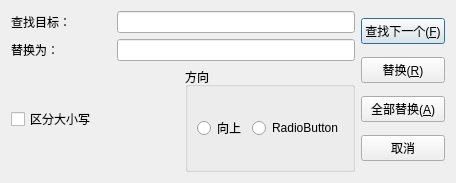
starwalkingzhou/Qt_Lab2_MyEditor, file replacedialog.ui: the form before one commit.
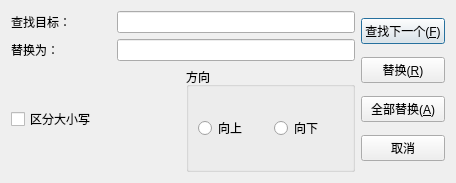
The form after the commit.

```diff
--- a/replacedialog.ui
+++ b/replacedialog.ui
@@ -85,7 +85,7 @@
               <item>
                <widget class="QRadioButton" name="radioButton_2">
                 <property name="text">
-                 <string>RadioButton</string>
+                 <string>向下</string>
                 </property>
                </widget>
               </item>
```
Left out of the diff: 6 changed lines with no effect on the pictures.
